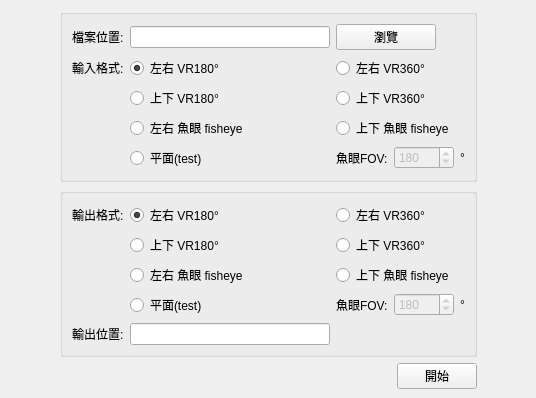
linche0502/video-flip, file vr_ui.ui: the form before one commit.
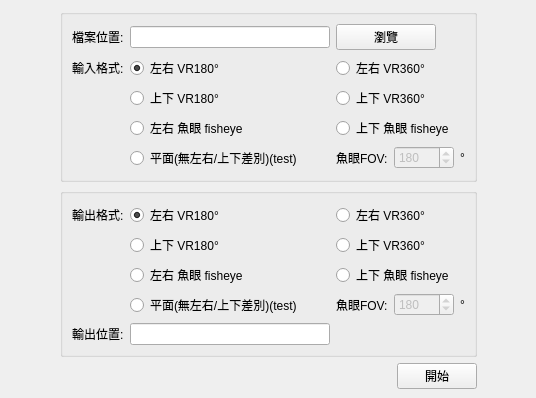
The form after the commit.

```diff
--- a/vr_ui.ui
+++ b/vr_ui.ui
@@ -115,7 +115,7 @@
        <item row="5" column="1">
         <widget class="QRadioButton" name="input_flat">
          <property name="text">
-          <string>平面(test)</string>
+          <string>平面(無左右/上下差別)(test)</string>
          </property>
         </widget>
        </item>
@@ -364,7 +364,7 @@
        <item row="3" column="1">
         <widget class="QRadioButton" name="output_flat">
          <property name="text">
-          <string>平面(test)</string>
+          <string>平面(無左右/上下差別)(test)</string>
          </property>
         </widget>
        </item>
```
Left out of the diff: 4 changed lines with no effect on the pictures.
